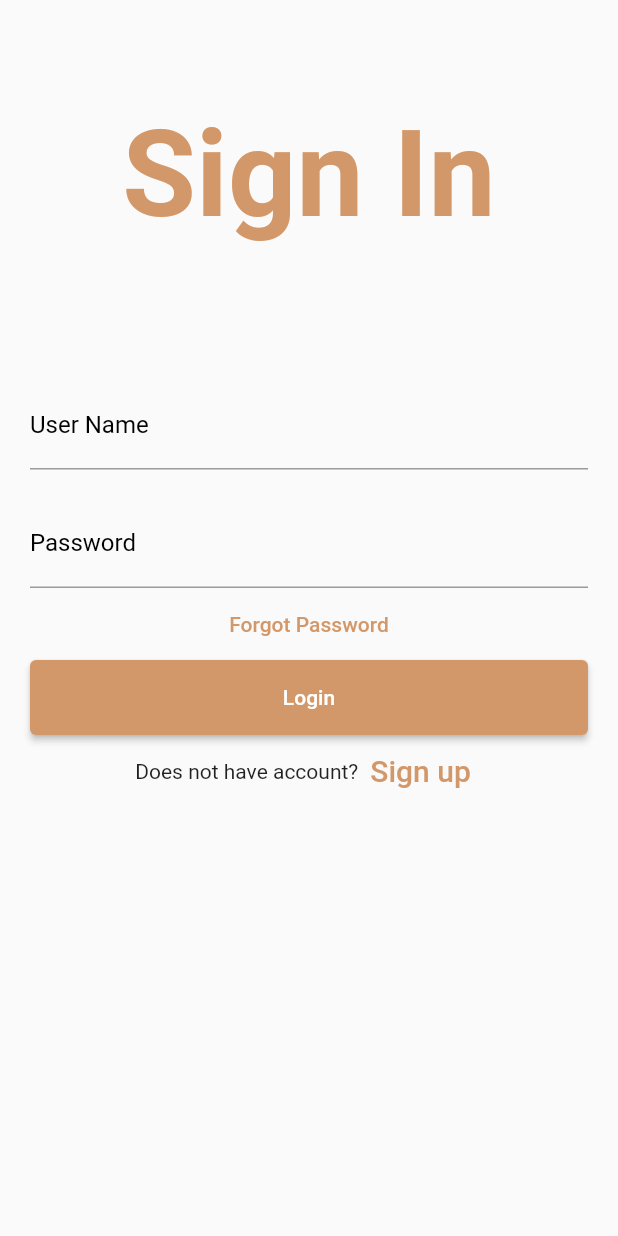
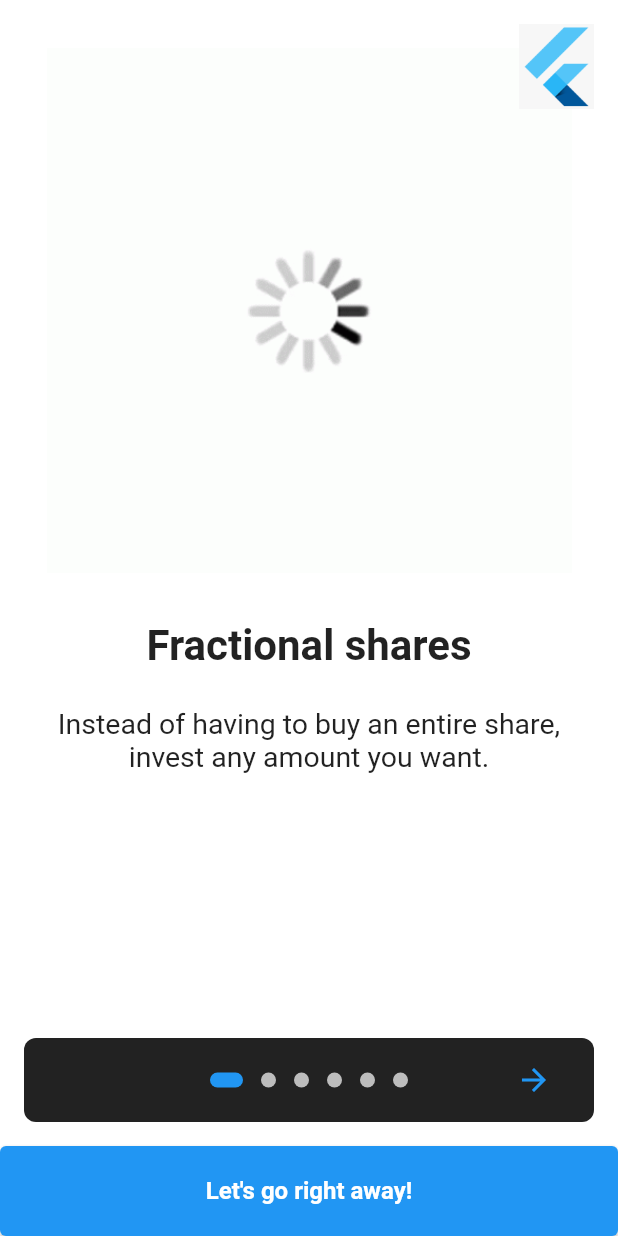
Before and after one commit to prathameshkalburgi/FlutterUI, a Flutter app: the screen it shows after launch, on a phone screen of 412 x 824 dp. Run offline on Flutter 3.47's test engine with Material 2 defaults, Android fonts, the phone set to English and light mode, and no system bars; drawn by our look-alikes of introduction_screen; our stand-ins replace animated_splash_screen, firebase_auth, firebase_core, page_transition; accounts and stored records are empty.

Commit message:
added onboarding screen

```diff
--- /dev/null
+++ b/lib/pages/onBoardingPage.dart
@@ -0,0 +1,179 @@
+import 'package:flutter/foundation.dart';
+import 'package:flutter/material.dart';
+import 'package:flutter_myapp/utils/myRoutes.dart';
+import 'package:introduction_screen/introduction_screen.dart';
+
+
+
+class OnBoardingPage extends StatefulWidget {
+  const OnBoardingPage({Key? key}) : super(key: key);
+
+  @override
+  _OnBoardingPageState createState() => _OnBoardingPageState();
+}
+
+class _OnBoardingPageState extends State<OnBoardingPage> {
+  final introKey = GlobalKey<IntroductionScreenState>();
+
+  void _onIntroEnd(context) {
+    Navigator.of(context, rootNavigator: true)
+                            .pushNamed(MyRoutes.login);
+  }
+
+  Widget _buildFullscreenImage() {
+    return Image.asset(
+      'asset/images/wall.jpg',
+      fit: BoxFit.cover,
+      height: double.infinity,
+      width: double.infinity,
+      alignment: Alignment.center,
+    );
+  }
+
+  Widget _buildImage(String assetName, [double width = 350]) {
+    return Image.asset('asset/images/$assetName', width: width);
+  }
+
+  @override
+  Widget build(BuildContext context) {
+    const bodyStyle = TextStyle(fontSize: 19.0);
+
+    const pageDecoration = const PageDecoration(
+      titleTextStyle: TextStyle(fontSize: 28.0, fontWeight: FontWeight.w700),
+      bodyTextStyle: bodyStyle,
+      bodyPadding: EdgeInsets.fromLTRB(16.0, 0.0, 16.0, 16.0),
+      pageColor: Colors.white,
+      imagePadding: EdgeInsets.zero,
+    );
+
+    return IntroductionScreen(
+      key: introKey,
+      globalBackgroundColor: Colors.white,
+      globalHeader: Align(
+        alignment: Alignment.topRight,
+        child: SafeArea(
+          child: Padding(
+            padding: const EdgeInsets.only(top: 16, right: 16),
+            child: _buildImage('flutter-logo.png', 50),
+          ),
+        ),
+      ),
+      globalFooter: SizedBox(
+        width: double.infinity,
+        height: 60,
+        child: ElevatedButton(
+          child: const Text(
+            'Let\'s go right away!',
+            style: TextStyle(fontSize: 16.0, fontWeight: FontWeight.bold),
+          ),
+          onPressed: () => _onIntroEnd(context),
+        ),
+      ),
+      pages: [
+        PageViewModel(
+          title: "Fractional shares",
+          body:
+          "Instead of having to buy an entire share, invest any amount you want.",
+          image: _buildImage('loading.gif'),
+          decoration: pageDecoration,
+        ),
+        PageViewModel(
+          title: "Learn as you go",
+          body:
+          "Download the Stockpile app and master the market with our mini-lesson.",
+          image: _buildImage('login.png'),
+          decoration: pageDecoration,
+        ),
+        PageViewModel(
+          title: "Kids and teens",
+          body:
+          "Kids and teens can track their stocks 24/7 and place trades that you approve.",
+          image: _buildImage('login.png'),
+          decoration: pageDecoration,
+        ),
+        PageViewModel(
+          title: "Full Screen Page",
+          body:
+          "Pages can be full screen as well.\n\nLorem ipsum dolor sit amet, consectetur adipiscing elit. Nunc id euismod lectus, non tempor felis. Nam rutrum rhoncus est ac venenatis.",
+          image: _buildFullscreenImage(),
+          decoration: pageDecoration.copyWith(
+            contentMargin: const EdgeInsets.symmetric(horizontal: 16),
+            fullScreen: true,
+            bodyFlex: 2,
+            imageFlex: 3,
+          ),
+        ),
+        PageViewModel(
+          title: "Another title page",
+          body: "Another beautiful body text for this example onboarding",
+          image: _buildImage('login.png'),
+          footer: ElevatedButton(
+            onPressed: () {
+              introKey.currentState?.animateScroll(0);
+            },
+            child: const Text(
+              'FooButton',
+              style: TextStyle(color: Colors.white),
+            ),
+            style: ElevatedButton.styleFrom(
+              primary: Colors.lightBlue,
+              shape: RoundedRectangleBorder(
+                borderRadius: BorderRadius.circular(8.0),
+              ),
+            ),
+          ),
+          decoration: pageDecoration,
+        ),
+        PageViewModel(
+          title: "Title of last page - reversed",
+          bodyWidget: Row(
+            mainAxisAlignment: MainAxisAlignment.center,
+            children: const [
+              Text("Click on ", style: bodyStyle),
+              Icon(Icons.edit),
+              Text(" to edit a post", style: bodyStyle),
+            ],
+          ),
+          decoration: pageDecoration.copyWith(
+            bodyFlex: 2,
+            imageFlex: 4,
+            bodyAlignment: Alignment.bottomCenter,
+            imageAlignment: Alignment.topCenter,
+          ),
+          image: _buildImage('login.png'),
+          reverse: true,
+        ),
+      ],
+      onDone: () => _onIntroEnd(context),
+      //onSkip: () => _onIntroEnd(context), // You can override onSkip callback
+      showSkipButton: false,
+      skipOrBackFlex: 0,
+      nextFlex: 0,
+      showBackButton: true,
+      //rtl: true, // Display as right-to-left
+      back: const Icon(Icons.arrow_back),
+      skip: const Text('Skip', style: TextStyle(fontWeight: FontWeight.w600)),
+      next: const Icon(Icons.arrow_forward),
+      done: const Text('Done', style: TextStyle(fontWeight: FontWeight.w600)),
+      curve: Curves.fastLinearToSlowEaseIn,
+      controlsMargin: const EdgeInsets.all(16),
+      controlsPadding: kIsWeb
+          ? const EdgeInsets.all(12.0)
+          : const EdgeInsets.fromLTRB(8.0, 4.0, 8.0, 4.0),
+      dotsDecorator: const DotsDecorator(
+        size: Size(10.0, 10.0),
+        color: Color(0xFFBDBDBD),
+        activeSize: Size(22.0, 10.0),
+        activeShape: RoundedRectangleBorder(
+          borderRadius: BorderRadius.all(Radius.circular(25.0)),
+        ),
+      ),
+      dotsContainerDecorator: const ShapeDecoration(
+        color: Colors.black87,
+        shape: RoundedRectangleBorder(
+          borderRadius: BorderRadius.all(Radius.circular(8.0)),
+        ),
+      ),
+    );
+  }
+}
--- a/lib/pages/splash_screen.dart
+++ b/lib/pages/splash_screen.dart
@@ -1,6 +1,7 @@
 import 'package:animated_splash_screen/animated_splash_screen.dart';
 import 'package:flutter/material.dart';
 import 'package:flutter_myapp/pages/Login.dart';
+import 'package:flutter_myapp/pages/onBoardingPage.dart';
 import 'package:page_transition/page_transition.dart';
 
 void main() {
@@ -38,7 +39,7 @@ class StartState extends State<SplashScreen> {
         home: AnimatedSplashScreen(
             duration: 2000,
             splash: 'asset/images/logo_pratham.png',
-            nextScreen: Login(),
+            nextScreen: const OnBoardingPage(),
             splashTransition: SplashTransition.fadeTransition,
             // pageTransitionType: PageTransitionType.scale,
             splashIconSize: 500.00,
--- a/pubspec.yaml
+++ b/pubspec.yaml
@@ -39,6 +39,7 @@ dependencies:
   firebase_auth: ^3.3.19
   animated_splash_screen: ^1.2.0
   page_transition: ^2.0.5
+  introduction_screen: ^3.0.2
 
 
 dev_dependencies:
```
Also changed, not shown: asset/images/loading.gif (added), asset/images/wall.jpg (added), pubspec.lock.
